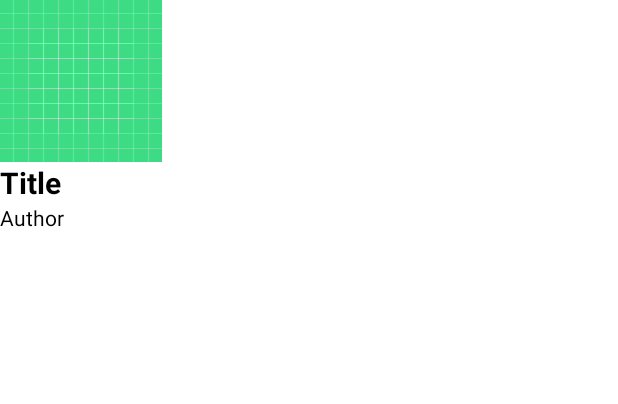
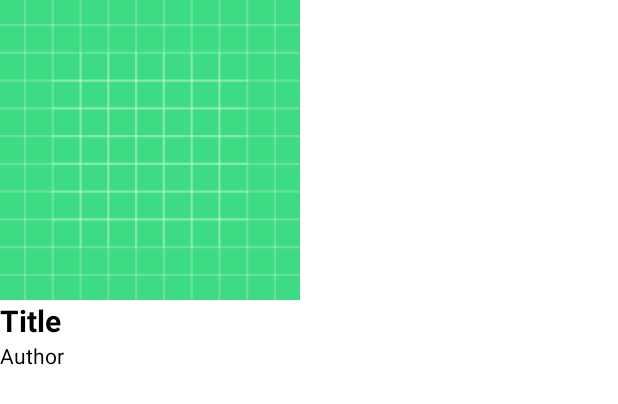
Before and after one commit to JasonGomez1/AmazonBooks, an Android app: the layout book_item.xml on its own in the app's theme, with its tools: preview values and no code run, on a phone screen of 412 x 824 dp. Shown: the top 404 px of the screen. Run offline under Robolectric (Android 15) with nearby library versions, the phone set to English and light mode, and no system bars.

Commit message:
Set BookItem image view to 200dp and added fitCenter transformation to Glide in ViewHolder

```diff
--- a/app/src/main/java/com/example/amazonbooks/ui/BookViewHolder.kt
+++ b/app/src/main/java/com/example/amazonbooks/ui/BookViewHolder.kt
@@ -20,6 +20,7 @@ class BookViewHolder(
                     book.imageURL?.let {
                         Glide.with(binding.root.context)
                             .load(book.imageURL)
+                            .fitCenter()
                             .into(ivBook)
                     }
                 }
--- a/app/src/main/res/layout/book_item.xml
+++ b/app/src/main/res/layout/book_item.xml
@@ -7,8 +7,8 @@
 
     <ImageView
         android:id="@+id/ivBook"
-        android:layout_width="wrap_content"
-        android:layout_height="wrap_content"
+        android:layout_width="200dp"
+        android:layout_height="200dp"
         app:layout_constraintEnd_toEndOf="parent"
         app:layout_constraintHorizontal_bias="0.0"
         app:layout_constraintStart_toStartOf="parent"
```
